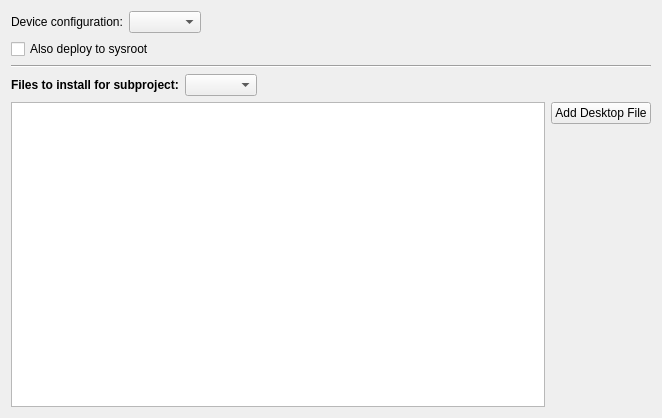
First picture: the form in src/plugins/qt4projectmanager/qt-maemo/maemodeploystepwidget.ui, repository qt-creator/qt-creator, before the edit.
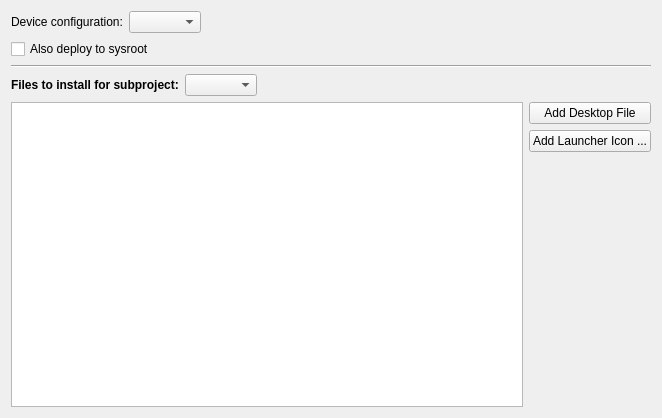
Second picture: the form after the edit.

Commit message: Maemo: Allow adding an application launcher icon via the GUI.

```diff
--- a/src/plugins/qt4projectmanager/qt-maemo/maemodeploystepwidget.ui
+++ b/src/plugins/qt4projectmanager/qt-maemo/maemodeploystepwidget.ui
@@ -154,6 +154,13 @@
          </property>
         </widget>
        </item>
+       <item>
+        <widget class="QPushButton" name="addIconButton">
+         <property name="text">
+          <string>Add Launcher Icon ...</string>
+         </property>
+        </widget>
+       </item>
        <item>
         <spacer name="verticalSpacer">
          <property name="orientation">
```
The commit also changes 4 other files.
